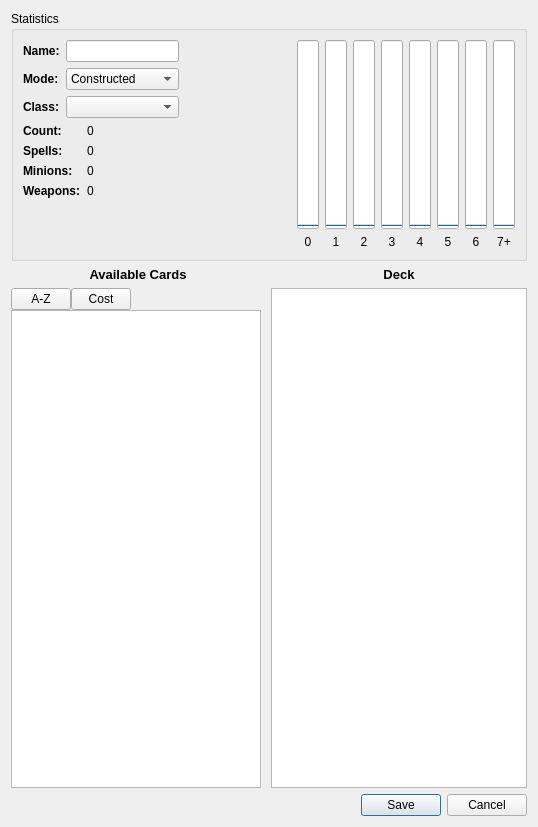
This is newdeckdialog.ui in oj-kentd/hs-deck-tracker as Qt 5 draws it before an edit. The edited form follows.
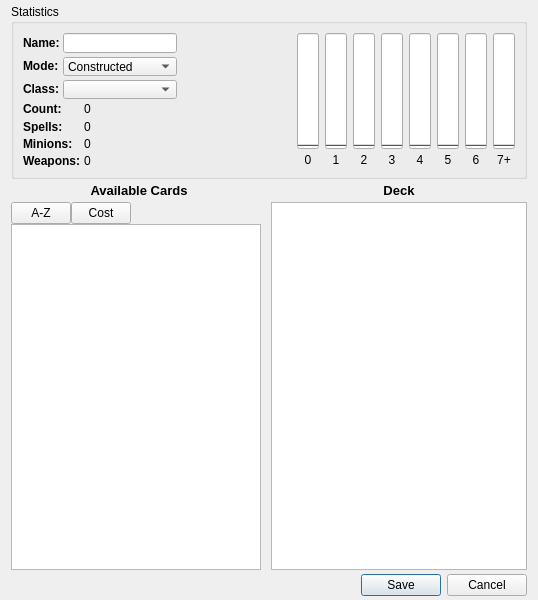
This is the edited form.

Commit message: Made New Deck UI smaller to work on smaller screen resolutions.

```diff
--- a/newdeckdialog.ui
+++ b/newdeckdialog.ui
@@ -7,19 +7,34 @@
     <x>0</x>
     <y>0</y>
     <width>538</width>
-    <height>774</height>
+    <height>600</height>
    </rect>
   </property>
   <property name="windowTitle">
    <string>Add New Deck</string>
   </property>
-  <layout class="QVBoxLayout" name="verticalLayout_3">
+  <layout class="QVBoxLayout" name="verticalLayout_3" stretch="0,1,0">
+   <property name="spacing">
+    <number>4</number>
+   </property>
+   <property name="topMargin">
+    <number>4</number>
+   </property>
+   <property name="bottomMargin">
+    <number>4</number>
+   </property>
    <item>
     <widget class="QGroupBox" name="groupBox">
      <property name="minimumSize">
       <size>
        <width>0</width>
-       <height>250</height>
+       <height>175</height>
+      </size>
+     </property>
+     <property name="maximumSize">
+      <size>
+       <width>16777215</width>
+       <height>175</height>
       </size>
      </property>
      <property name="title">
@@ -28,8 +43,14 @@
      <layout class="QHBoxLayout" name="horizontalLayout">
       <item>
        <layout class="QVBoxLayout" name="verticalLayout_2">
+        <property name="spacing">
+         <number>3</number>
+        </property>
         <item>
          <layout class="QGridLayout" name="gridLayout_4">
+          <property name="verticalSpacing">
+           <number>4</number>
+          </property>
           <item row="0" column="1">
            <widget class="QLineEdit" name="lineEditName">
             <property name="maximumSize">
@@ -95,6 +116,9 @@
         </item>
         <item>
          <layout class="QGridLayout" name="gridLayout" columnstretch="0,1">
+          <property name="verticalSpacing">
+           <number>4</number>
+          </property>
           <item row="3" column="1">
            <widget class="QLabel" name="labelWeapons">
             <property name="text">
@@ -170,6 +194,9 @@
       </item>
       <item>
        <layout class="QGridLayout" name="gridLayout_2">
+        <property name="verticalSpacing">
+         <number>4</number>
+        </property>
         <item row="0" column="5">
          <widget class="QProgressBar" name="progressBar5">
           <property name="maximum">
@@ -363,7 +390,7 @@
     </widget>
    </item>
    <item>
-    <layout class="QGridLayout" name="gridLayout_3">
+    <layout class="QGridLayout" name="gridLayout_3" rowstretch="0,1">
      <item row="0" column="0">
       <widget class="QLabel" name="label_6">
        <property name="text">
@@ -372,7 +399,7 @@
       </widget>
      </item>
      <item row="1" column="0">
-      <layout class="QVBoxLayout" name="verticalLayout">
+      <layout class="QVBoxLayout" name="verticalLayout" stretch="0,1">
        <property name="spacing">
         <number>0</number>
        </property>
@@ -442,7 +469,7 @@
          <property name="minimumSize">
           <size>
            <width>250</width>
-           <height>400</height>
+           <height>200</height>
           </size>
          </property>
          <property name="maximumSize">
@@ -470,26 +497,13 @@
        <property name="minimumSize">
         <size>
          <width>250</width>
-         <height>500</height>
+         <height>200</height>
         </size>
        </property>
       </widget>
      </item>
     </layout>
    </item>
-   <item>
-    <spacer name="verticalSpacer">
-     <property name="orientation">
-      <enum>Qt::Vertical</enum>
-     </property>
-     <property name="sizeHint" stdset="0">
-      <size>
-       <width>20</width>
-       <height>40</height>
-      </size>
-     </property>
-    </spacer>
-   </item>
    <item>
     <widget class="QDialogButtonBox" name="buttonBox">
      <property name="orientation">
```
